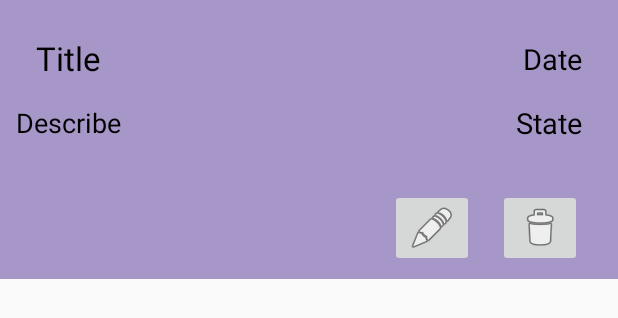
After one commit to Rakhshanipr/TaskManager, an Android app: the layout list_item_task.xml on its own in the app's theme, with its tools: preview values and no code run, on a phone screen of 412 x 824 dp. The commit adds this screen. Shown: the top 318 px of the screen. Run offline under Robolectric (Android 15) with nearby library versions, the phone set to English and light mode, and no system bars.

Commit message:
Set viewpager for fragmet + list_item_task.xml

```diff
--- a/app/src/main/java/com/example/taskmanager/veiwmodel/Main.java
+++ b/app/src/main/java/com/example/taskmanager/veiwmodel/MainViewModel.java
@@ -7,7 +7,7 @@ import androidx.appcompat.app.AppCompatActivity;
 
 import com.example.taskmanager.adapter.TaskViewPagerAdapter;
 
-public class Main {
+public class MainViewModel {
 
     public static TaskViewPagerAdapter createTaskViewPagerAdapter(Activity activity){
         TaskViewPagerAdapter taskViewPagerAdapter=new TaskViewPagerAdapter((AppCompatActivity)activity);
--- a/app/src/main/java/com/example/taskmanager/view/activity/LoginActivity.java
+++ b/app/src/main/java/com/example/taskmanager/view/activity/LoginActivity.java
@@ -9,11 +9,10 @@ import android.os.Bundle;
 
 import com.example.taskmanager.R;
 import com.example.taskmanager.services.model.User;
-import com.example.taskmanager.veiwmodel.Login;
-import com.example.taskmanager.view.fragment.ListTaskFragment;
+import com.example.taskmanager.veiwmodel.LoginViewModel;
 import com.example.taskmanager.view.fragment.LoginFragment;
 
-public class LoginActivity extends AppCompatActivity implements Login.ICallBacks {
+public class LoginActivity extends AppCompatActivity implements LoginViewModel.ICallBacks {
 
     @Override
     protected void onCreate(Bundle savedInstanceState) {
--- a/app/src/main/res/layout/fragment_list_task.xml
+++ b/app/src/main/res/layout/fragment_list_task.xml
@@ -10,6 +10,7 @@
     <androidx.recyclerview.widget.RecyclerView
         android:id="@+id/recyclerview_list_task"
         android:layout_width="match_parent"
-        android:layout_height="match_parent" />
+        android:layout_height="match_parent"
+        android:background="#D38B8B" />
 </androidx.constraintlayout.widget.ConstraintLayout>
 </layout>
--- a/app/src/main/res/layout/fragment_login.xml
+++ b/app/src/main/res/layout/fragment_login.xml
@@ -5,7 +5,7 @@
 <data>
 <variable
     name="loginViewModel"
-    type="com.example.taskmanager.veiwmodel.Login" />
+    type="com.example.taskmanager.veiwmodel.LoginViewModel" />
 </data>
     <androidx.constraintlayout.widget.ConstraintLayout
         android:layout_width="match_parent"
--- /dev/null
+++ b/app/src/main/res/layout/list_item_task.xml
@@ -0,0 +1,89 @@
+<?xml version="1.0" encoding="utf-8"?>
+<layout
+    xmlns:android="http://schemas.android.com/apk/res/android"
+    xmlns:app="http://schemas.android.com/apk/res-auto"
+    xmlns:tools="http://schemas.android.com/tools"
+    >
+
+    <data>
+
+    </data>
+
+
+<androidx.constraintlayout.widget.ConstraintLayout
+    android:layout_width="match_parent"
+    android:layout_height="wrap_content"
+    android:background="#E3A3A3"
+    android:backgroundTint="#A797C8">
+
+    <TextView
+        android:id="@+id/textView_describe"
+        android:layout_width="wrap_content"
+        android:layout_height="wrap_content"
+        android:layout_marginTop="16dp"
+        android:text="Describe"
+        android:textColor="#000000"
+        android:textSize="18sp"
+        app:layout_constraintEnd_toEndOf="@+id/textView_title"
+        app:layout_constraintStart_toStartOf="@+id/textView_title"
+        app:layout_constraintTop_toBottomOf="@+id/textView_title" />
+
+    <TextView
+        android:id="@+id/textView_title"
+        android:layout_width="wrap_content"
+        android:layout_height="wrap_content"
+        android:layout_marginStart="24dp"
+        android:layout_marginTop="24dp"
+        android:text="Title"
+        android:textColor="#000000"
+        android:textSize="22sp"
+        app:layout_constraintStart_toStartOf="parent"
+        app:layout_constraintTop_toTopOf="parent" />
+
+    <TextView
+        android:id="@+id/textView_date"
+        android:layout_width="wrap_content"
+        android:layout_height="wrap_content"
+        android:layout_marginEnd="24dp"
+        android:text="Date"
+        android:textColor="#000000"
+        android:textSize="19sp"
+        app:layout_constraintBottom_toBottomOf="@+id/textView_title"
+        app:layout_constraintEnd_toEndOf="parent"
+        app:layout_constraintTop_toTopOf="@+id/textView_title" />
+
+    <TextView
+        android:id="@+id/textView_state"
+        android:layout_width="wrap_content"
+        android:layout_height="wrap_content"
+        android:text="State"
+        android:textColor="#000000"
+        android:textSize="19sp"
+        app:layout_constraintBottom_toBottomOf="@+id/textView_describe"
+        app:layout_constraintEnd_toEndOf="@+id/textView_date"
+        app:layout_constraintTop_toTopOf="@+id/textView_describe" />
+
+    <ImageButton
+        android:id="@+id/imageButton_delete"
+        android:layout_width="wrap_content"
+        android:layout_height="wrap_content"
+        android:layout_marginTop="32dp"
+        android:layout_marginEnd="24dp"
+        android:layout_marginBottom="8dp"
+        app:layout_constraintBottom_toBottomOf="parent"
+        app:layout_constraintEnd_toEndOf="parent"
+        app:layout_constraintTop_toBottomOf="@+id/textView_describe"
+        app:srcCompat="@android:drawable/ic_menu_delete" />
+
+    <ImageButton
+        android:id="@+id/imageButton_edit"
+        android:layout_width="wrap_content"
+        android:layout_height="wrap_content"
+        android:layout_marginEnd="16dp"
+        app:layout_constraintBottom_toBottomOf="@+id/imageButton_delete"
+        app:layout_constraintEnd_toStartOf="@+id/imageButton_delete"
+        app:layout_constraintTop_toTopOf="@+id/imageButton_delete"
+        app:srcCompat="@android:drawable/ic_menu_edit" />
+
+</androidx.constraintlayout.widget.ConstraintLayout>
+</layout>
```
Also changed, not shown: app/src/main/java/com/example/taskmanager/adapter/TaskRecyclerViewAdapter.java (added, +69 -0 lines), app/src/main/java/com/example/taskmanager/services/model/Task.java (+54 -1 lines), app/src/main/java/com/example/taskmanager/services/model/User.java (+15 -14 lines), app/src/main/java/com/example/taskmanager/services/repository/TaskRepository.java (+94 -1 lines), app/src/main/java/com/example/taskmanager/services/repository/UserRepository.java (+4 -4 lines), app/src/main/java/com/example/taskmanager/veiwmodel/Login.java (deleted, +0 -51 lines), app/src/main/java/com/example/taskmanager/veiwmodel/LoginViewModel.java (added, +74 -0 lines), app/src/main/java/com/example/taskmanager/veiwmodel/TaskViewModel.java (added, +24 -0 lines), app/src/main/java/com/example/taskmanager/view/activity/ViewPagerActivity.java (+10 -10 lines), app/src/main/java/com/example/taskmanager/view/fragment/LoginFragment.java (+4 -8 lines), gradle/wrapper/gradle-wrapper.properties.
